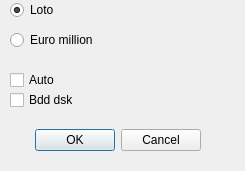
Old version of the form choixjeux.ui in the repository pbarreau/stat.
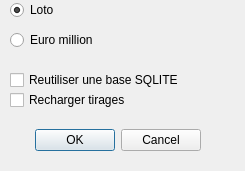
New version of the form.

```diff
--- a/choixjeux.ui
+++ b/choixjeux.ui
@@ -68,7 +68,7 @@
     </rect>
    </property>
    <property name="text">
-    <string>Auto</string>
+    <string>Reutiliser une base SQLITE</string>
    </property>
   </widget>
   <widget class="QCheckBox" name="rb_bdd">
@@ -81,7 +81,7 @@
     </rect>
    </property>
    <property name="text">
-    <string>Bdd dsk</string>
+    <string>Recharger tirages</string>
    </property>
   </widget>
  </widget>
```
